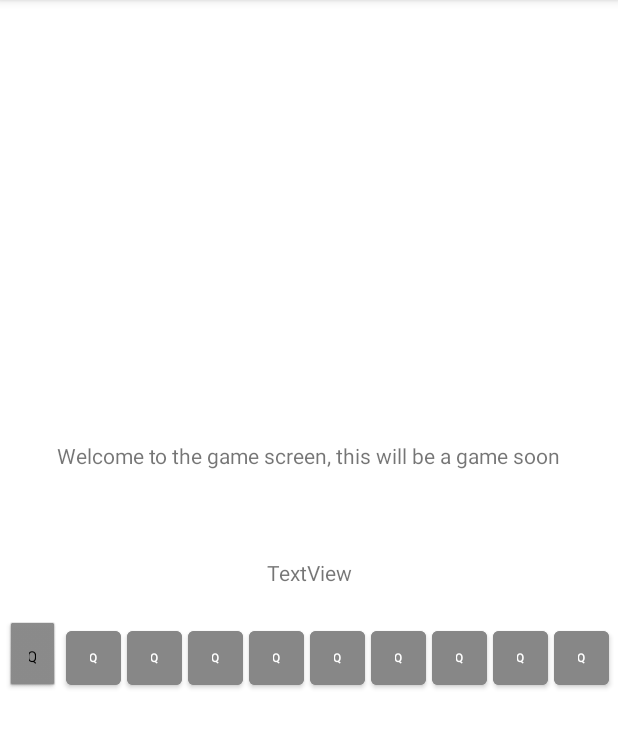
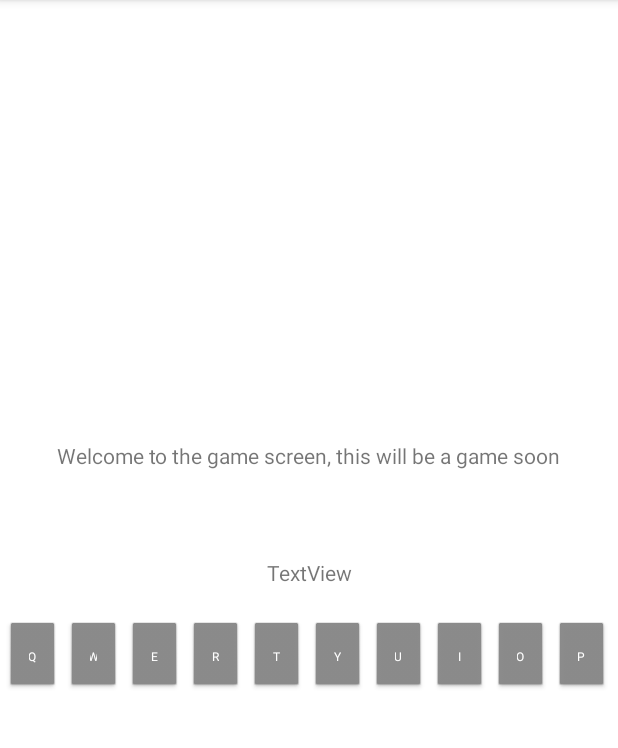
Before and after one commit to RuskDev/Spello, an Android app: the GameActivity screen opened directly, with no data from a screen before it, on a phone screen of 412 x 824 dp, the part 84-832 px from its top. Run offline under Robolectric (Android 15) with nearby library versions, the phone set to English and light mode, and no system bars.

Commit message:
Style created for button
First row of keys designed

```diff
--- a/app/src/main/res/layout/game_activity.xml
+++ b/app/src/main/res/layout/game_activity.xml
@@ -31,105 +31,64 @@
             android:layout_gravity="center">
 
             <Button
+                android:id="@+id/qKey"
                 style="@style/keyButton"
-                android:id="@+id/qKey"
-                android:layout_width="@dimen/keyWidth"
-                android:layout_height="wrap_content"
-                android:layout_marginHorizontal="@dimen/keyPad"
-                android:backgroundTint="@color/activeButtonCol"
                 android:text="@string/q"
-                android:textSize="10sp"
                 tools:ignore="SmallSp,TouchTargetSizeCheck" />
 
             <Button
-                android:id="@+id/qKey34"
-                android:layout_width="@dimen/keyWidth"
-                android:layout_height="wrap_content"
-                android:layout_marginHorizontal="@dimen/keyPad"
-                android:backgroundTint="@color/activeButtonCol"
-                android:text="@string/q"
-                android:textSize="@dimen/keyFontSize"
-                tools:ignore="TouchTargetSizeCheck" />
+                android:id="@+id/wKey"
+                style="@style/keyButton"
+                android:text="@string/w"
+                tools:ignore="SmallSp,TouchTargetSizeCheck" />
 
             <Button
-                android:id="@+id/qKey33"
-                android:layout_width="@dimen/keyWidth"
-                android:layout_height="wrap_content"
-                android:layout_marginHorizontal="@dimen/keyPad"
-                android:backgroundTint="@color/activeButtonCol"
-                android:text="@string/q"
-                android:textSize="@dimen/keyFontSize"
-                tools:ignore="TouchTargetSizeCheck" />
+                android:id="@+id/eKey"
+                style="@style/keyButton"
+                android:text="@string/e"
+                tools:ignore="SmallSp,TouchTargetSizeCheck" />
 
             <Button
-                android:id="@+id/qKey26"
-                android:layout_width="@dimen/keyWidth"
-                android:layout_height="wrap_content"
-                android:layout_marginHorizontal="@dimen/keyPad"
-                android:backgroundTint="@color/activeButtonCol"
-                android:text="@string/q"
-                android:textSize="@dimen/keyFontSize"
-                tools:ignore="TouchTargetSizeCheck" />
+                android:id="@+id/rKey"
+                style="@style/keyButton"
+                android:text="@string/r"
+                tools:ignore="SmallSp,TouchTargetSizeCheck" />
 
             <Button
-                android:id="@+id/qKey27"
-                android:layout_width="@dimen/keyWidth"
-                android:layout_height="wrap_content"
-                android:layout_marginHorizontal="@dimen/keyPad"
-                android:backgroundTint="@color/activeButtonCol"
-                android:text="@string/q"
-                android:textSize="@dimen/keyFontSize"
-                tools:ignore="TouchTargetSizeCheck" />
+                android:id="@+id/tKey"
+                style="@style/keyButton"
+                android:text="@string/t"
+                tools:ignore="SmallSp,TouchTargetSizeCheck" />
 
             <Button
-                android:id="@+id/qKey28"
-                android:layout_width="@dimen/keyWidth"
-                android:layout_height="wrap_content"
-                android:layout_marginHorizontal="@dimen/keyPad"
-                android:backgroundTint="@color/activeButtonCol"
-                android:text="@string/q"
-                android:textSize="@dimen/keyFontSize"
-                tools:ignore="TouchTargetSizeCheck" />
+                android:id="@+id/yKey"
+                style="@style/keyButton"
+                android:text="@string/y"
+                tools:ignore="SmallSp,TouchTargetSizeCheck" />
 
             <Button
-                android:id="@+id/qKey29"
-                android:layout_width="@dimen/keyWidth"
-                android:layout_height="wrap_content"
-                android:layout_marginHorizontal="@dimen/keyPad"
-                android:backgroundTint="@color/activeButtonCol"
-                android:text="@string/q"
-                android:textSize="@dimen/keyFontSize"
-                tools:ignore="TouchTargetSizeCheck" />
+                android:id="@+id/uKey"
+                style="@style/keyButton"
+                android:text="@string/u"
+                tools:ignore="SmallSp,TouchTargetSizeCheck" />
 
             <Button
-                android:id="@+id/qKey30"
-                android:layout_width="@dimen/keyWidth"
-                android:layout_height="wrap_content"
-                android:layout_marginHorizontal="@dimen/keyPad"
-                android:backgroundTint="@color/activeButtonCol"
-                android:text="@string/q"
-                android:textSize="@dimen/keyFontSize"
-                tools:ignore="TouchTargetSizeCheck" />
+                android:id="@+id/iKey"
+                style="@style/keyButton"
+                android:text="@string/i"
+                tools:ignore="SmallSp,TouchTargetSizeCheck" />
 
             <Button
-                android:id="@+id/qKey31"
-                android:layout_width="@dimen/keyWidth"
-                android:layout_height="wrap_content"
-                android:layout_marginHorizontal="@dimen/keyPad"
-                android:backgroundTint="@color/activeButtonCol"
-                android:text="@string/q"
-                android:textSize="@dimen/keyFontSize"
-                tools:ignore="TouchTargetSizeCheck" />
+                android:id="@+id/oKey"
+                style="@style/keyButton"
+                android:text="@string/o"
+                tools:ignore="SmallSp,TouchTargetSizeCheck" />
 
             <Button
-                android:id="@+id/qKey32"
-                android:layout_width="@dimen/keyWidth"
-                android:layout_height="wrap_content"
-                android:layout_marginHorizontal="@dimen/keyPad"
-                android:backgroundTint="@color/activeButtonCol"
-                android:text="@string/q"
-                android:textSize="@dimen/keyFontSize"
-                tools:ignore="TouchTargetSizeCheck" />
+                android:id="@+id/pKey"
+                style="@style/keyButton"
+                android:text="@string/p"
+                tools:ignore="SmallSp,TouchTargetSizeCheck" />
 
         </TableRow>
 
--- a/app/src/main/res/values/strings.xml
+++ b/app/src/main/res/values/strings.xml
@@ -3,4 +3,13 @@
     <string name="welcome">Welcome To Spello</string>
     <string name="play">Play</string>
     <string name="q">Q</string>
+    <string name="w">W</string>
+    <string name="e">E</string>
+    <string name="r">R</string>
+    <string name="t">T</string>
+    <string name="y">Y</string>
+    <string name="u">U</string>
+    <string name="i">I</string>
+    <string name="o">O</string>
+    <string name="p">P</string>
 </resources>
--- a/app/src/main/res/values/styles.xml
+++ b/app/src/main/res/values/styles.xml
@@ -1,8 +1,13 @@
 <?xml version="1.0" encoding="utf-8"?>
-<resources>
+<resources xmlns:tools="http://schemas.android.com/tools">
     <style name="keyButton" parent="android:Widget.Button">
         <item name="android:inset">0dp</item>
         <item name="backgroundTint">@color/activeButtonCol</item>
+        <item name="android:layout_width">@dimen/keyWidth</item>
+        <item name="android:layout_height">wrap_content</item>
+        <item name="android:layout_marginHorizontal" tools:targetApi="o">2dp</item>
+        <item name="android:textSize">@dimen/keyFontSize</item>
+        <item name="android:textColor">@color/white</item>
     </style>
 
 
```
